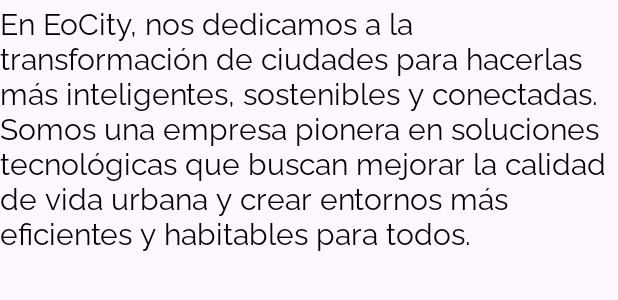
After one commit to EcoCityGti/IoT_Farola_, an Android app: the layout acercade.xml on its own in the app's theme, with its tools: preview values and no code run, on a phone screen of 412 x 824 dp. The commit adds this screen. Shown: the top 300 px of the screen. Run offline under Robolectric (Android 15) with nearby library versions, the phone set to English and light mode, and no system bars.

Commit message:
AcercaDe_v1.0

```diff
--- a/app/src/main/AndroidManifest.xml
+++ b/app/src/main/AndroidManifest.xml
@@ -37,7 +37,9 @@
         <activity android:name=".Registro">
 
         </activity>
-
+        <activity android:name=".AcercaDeActivity"
+            android:label="Acerca de ..."
+            android:theme="@style/Theme.AppCompat.Light.Dialog"/>
         <meta-data
             android:name="preloaded_fonts"
             android:resource="@array/preloaded_fonts" />
--- a/app/src/main/java/com/example/iot_farola/Registro.java
+++ b/app/src/main/java/com/example/iot_farola/Registro.java
@@ -5,6 +5,7 @@ import android.content.Intent;
 import android.os.Bundle;
 import android.view.View;
 import android.widget.Button;
+import android.widget.CheckBox;
 import android.widget.EditText;
 
 import androidx.annotation.NonNull;
@@ -27,6 +28,8 @@ public class Registro extends AppActivity{
 
     private EditText nombre;
 
+    private CheckBox acepto;
+
 
     @Override protected void onCreate(Bundle savedInstanceState) {
         super.onCreate(savedInstanceState);
@@ -36,6 +39,7 @@ public class Registro extends AppActivity{
         etContraseña = findViewById(R.id.editTextTextPassword);
         confContraseña = findViewById(R.id.editTextTextPassword2);
         nombre = findViewById(R.id.editTextText);
+        acepto = findViewById(R.id.checkBox2);
         Button registro = findViewById(R.id.Registrarse);
         registro.setOnClickListener(new View.OnClickListener() {
             @Override
@@ -77,6 +81,8 @@ public class Registro extends AppActivity{
         }else if (!contraseña.equals(confcontraseña)){
             etContraseña.setError("Los dos campos deben coincidir");
             confContraseña.setError("Los dos campos deben coincidir");
+        }else if(!acepto.isChecked()){
+            acepto.setError("Debes aceptar los términos y condiciones");
         } else if (contraseña.length() < 6) {
             etContraseña.setError("Ha de contener al menos 6 caracteres");
         } else if (!contraseña.matches(".*[0-9].*")) {
--- /dev/null
+++ b/app/src/main/res/layout/acercade.xml
@@ -0,0 +1,17 @@
+<?xml version="1.0" encoding="utf-8"?>
+<androidx.constraintlayout.widget.ConstraintLayout xmlns:android="http://schemas.android.com/apk/res/android"
+    xmlns:app="http://schemas.android.com/apk/res-auto"
+    xmlns:tools="http://schemas.android.com/tools"
+    android:layout_width="match_parent"
+    android:layout_height="match_parent">
+
+    <TextView
+        android:id="@+id/textView17"
+        style="@style/etiquetas"
+        android:layout_width="wrap_content"
+        android:layout_height="wrap_content"
+        android:text="En EoCity, nos dedicamos a la transformación de ciudades para hacerlas más inteligentes, sostenibles y conectadas. Somos una empresa pionera en soluciones tecnológicas que buscan mejorar la calidad de vida urbana y crear entornos más eficientes y habitables para todos."
+        app:layout_constraintEnd_toEndOf="parent"
+        app:layout_constraintStart_toStartOf="parent"
+        app:layout_constraintTop_toTopOf="parent" />
+</androidx.constraintlayout.widget.ConstraintLayout>
--- a/app/src/main/res/menu/menu_main.xml
+++ b/app/src/main/res/menu/menu_main.xml
@@ -12,9 +12,4 @@
         android:icon="@android:drawable/ic_menu_info_details"
         android:orderInCategory="10"
         app:showAsAction="ifRoom|withText"/>
-    <item android:title="Buscar"
-        android:id="@+id/menu_buscar"
-        android:icon="@android:drawable/ic_menu_search"
-        android:orderInCategory="115"
-        app:showAsAction="always|collapseActionView"/>
 </menu>
```
Also changed, not shown: app/src/main/java/com/example/iot_farola/AcercaDeActivity.java (added, +13 -0 lines), app/src/main/java/com/example/iot_farola/AppActivity.java (+32 -0 lines), app/src/main/res/layout/tabs_barra.xml (+13 -3 lines).
